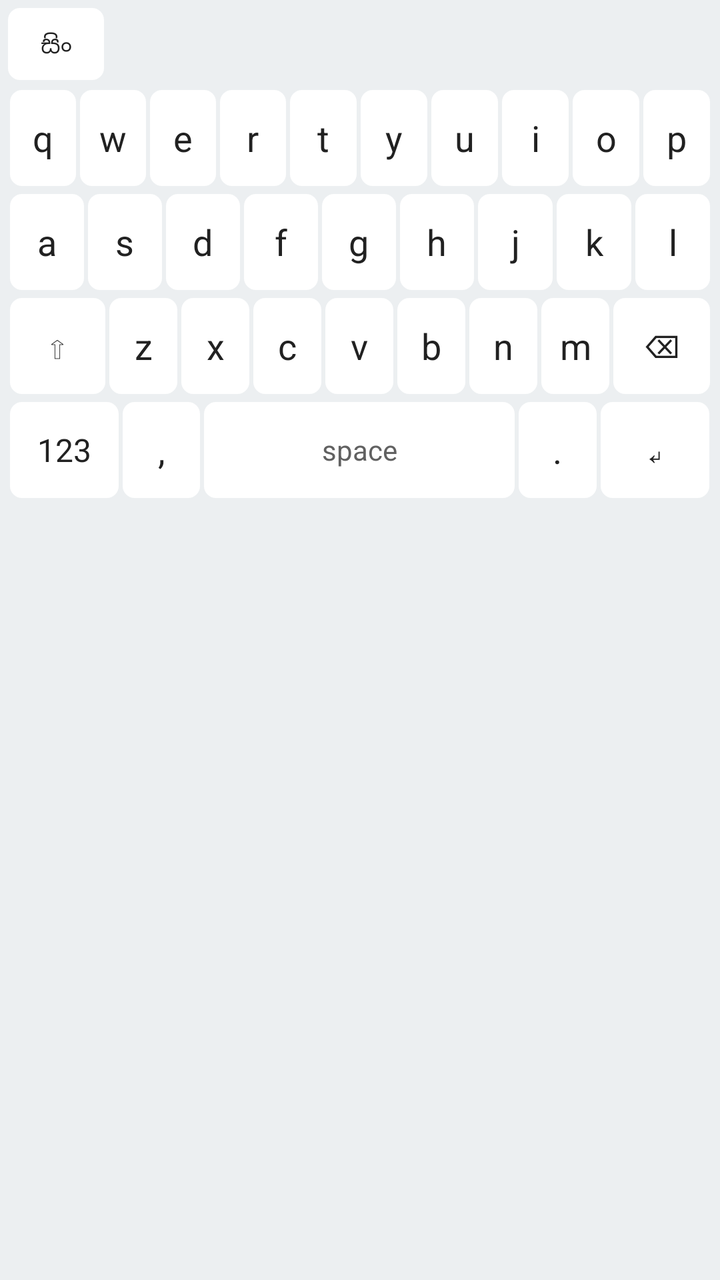
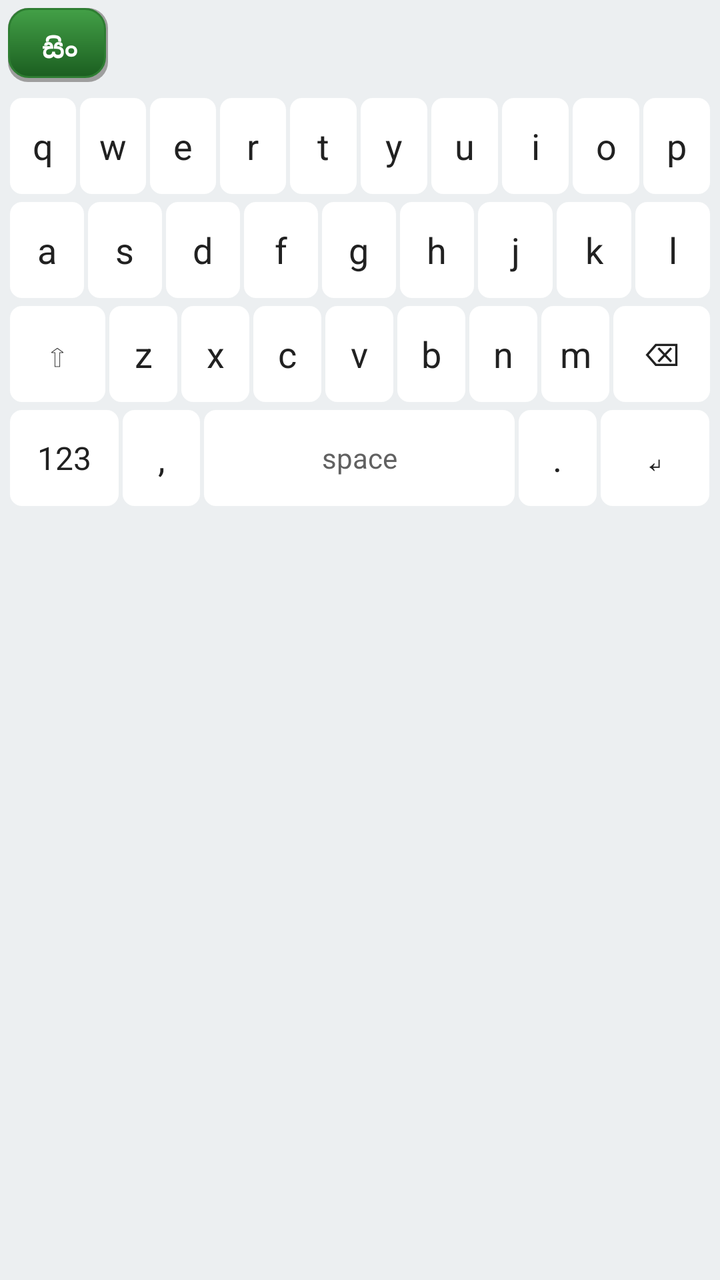

Screens rendered from an Android XML layout before and after an edit, with the pre-edit source and the edit as a unified diff.
<!-- AndroidManifest.xml: application theme Theme.SinhalaKeyboard -->
<!-- res/layout/keyboard_view.xml -->
<?xml version="1.0" encoding="utf-8"?>
<LinearLayout xmlns:android="http://schemas.android.com/apk/res/android"
    android:layout_width="match_parent"
    android:layout_height="wrap_content"
    android:background="#ECEFF1"
    android:orientation="vertical"
    android:padding="4dp">

    <LinearLayout
        android:layout_width="match_parent"
        android:layout_height="wrap_content"
        android:gravity="center_vertical"
        android:orientation="horizontal"
        android:paddingBottom="4dp">

        <TextView
            android:id="@+id/btnLang"
            android:layout_width="wrap_content"
            android:layout_height="36dp"
            android:background="@drawable/key_bg"
            android:clickable="true"
            android:focusable="true"
            android:gravity="center"
            android:minWidth="48dp"
            android:paddingHorizontal="8dp"
            android:text="@string/mode_sinhala"
            android:textColor="#212121"
            android:textSize="12sp" />

        <TextView
            android:id="@+id/btnFix"
            android:layout_width="wrap_content"
            android:layout_height="36dp"
            android:layout_marginStart="4dp"
            android:background="@drawable/key_bg"
            android:clickable="true"
            android:focusable="true"
            android:gravity="center"
            android:minWidth="40dp"
            android:paddingHorizontal="8dp"
            android:text="@string/key_fix"
            android:textColor="#212121"
            android:textSize="12sp"
            android:visibility="gone" />

        <HorizontalScrollView
            android:layout_width="0dp"
            android:layout_height="wrap_content"
            android:layout_marginStart="8dp"
            android:layout_weight="1"
            android:scrollbars="none">

            <LinearLayout
                android:id="@+id/suggestionRow"
                android:layout_width="wrap_content"
                android:layout_height="wrap_content"
                android:gravity="center_vertical"
                android:orientation="horizontal" />
        </HorizontalScrollView>

        <ProgressBar
            android:id="@+id/progress"
            android:layout_width="24dp"
            android:layout_height="24dp"
            android:visibility="gone" />
    </LinearLayout>

    <LinearLayout
        android:layout_width="match_parent"
        android:layout_height="wrap_content"
        android:orientation="vertical">

        <LinearLayout style="@style/KeyboardRow">
            <TextView android:id="@+id/keyQ" style="@style/KeyText" android:text="q" />
            <TextView android:id="@+id/keyW" style="@style/KeyText" android:text="w" />
            <TextView android:id="@+id/keyE" style="@style/KeyText" android:text="e" />
            <TextView android:id="@+id/keyR" style="@style/KeyText" android:text="r" />
            <TextView android:id="@+id/keyT" style="@style/KeyText" android:text="t" />
            <TextView android:id="@+id/keyY" style="@style/KeyText" android:text="y" />
            <TextView android:id="@+id/keyU" style="@style/KeyText" android:text="u" />
            <TextView android:id="@+id/keyI" style="@style/KeyText" android:text="i" />
            <TextView android:id="@+id/keyO" style="@style/KeyText" android:text="o" />
            <TextView android:id="@+id/keyP" style="@style/KeyText" android:text="p" />
        </LinearLayout>

        <LinearLayout style="@style/KeyboardRow">
            <TextView android:id="@+id/keyA" style="@style/KeyText" android:text="a" />
            <TextView android:id="@+id/keyS" style="@style/KeyText" android:text="s" />
            <TextView android:id="@+id/keyD" style="@style/KeyText" android:text="d" />
            <TextView android:id="@+id/keyF" style="@style/KeyText" android:text="f" />
            <TextView android:id="@+id/keyG" style="@style/KeyText" android:text="g" />
            <TextView android:id="@+id/keyH" style="@style/KeyText" android:text="h" />
            <TextView android:id="@+id/keyJ" style="@style/KeyText" android:text="j" />
            <TextView android:id="@+id/keyK" style="@style/KeyText" android:text="k" />
            <TextView android:id="@+id/keyL" style="@style/KeyText" android:text="l" />
        </LinearLayout>

        <LinearLayout style="@style/KeyboardRow">
            <TextView android:id="@+id/keyShift" style="@style/KeyTextWide" android:text="⇧" />
            <TextView android:id="@+id/keyZ" style="@style/KeyText" android:text="z" />
            <TextView android:id="@+id/keyX" style="@style/KeyText" android:text="x" />
            <TextView android:id="@+id/keyC" style="@style/KeyText" android:text="c" />
            <TextView android:id="@+id/keyV" style="@style/KeyText" android:text="v" />
            <TextView android:id="@+id/keyB" style="@style/KeyText" android:text="b" />
            <TextView android:id="@+id/keyN" style="@style/KeyText" android:text="n" />
            <TextView android:id="@+id/keyM" style="@style/KeyText" android:text="m" />
            <TextView android:id="@+id/keyBackspace" style="@style/KeyTextWide" android:text="⌫" />
        </LinearLayout>

        <LinearLayout style="@style/KeyboardRow">
            <TextView android:id="@+id/keyNumbers" style="@style/KeyTextWide" android:text="123" />
            <TextView android:id="@+id/keyComma" style="@style/KeyText" android:text="," />
            <TextView android:id="@+id/keySpace" style="@style/KeyTextSpace" android:text="space" />
            <TextView android:id="@+id/keyPeriod" style="@style/KeyText" android:text="." />
            <TextView android:id="@+id/keyEnter" style="@style/KeyTextWide" android:text="↵" />
        </LinearLayout>
    </LinearLayout>
</LinearLayout>
<!-- resources referenced by this layout -->
<resources>
  <!-- drawable key_bg (drawable) -->
  <?xml version="1.0" encoding="utf-8"?>
  <ripple xmlns:android="http://schemas.android.com/apk/res/android"
      android:color="#B0BEC5">
      <item>
          <shape android:shape="rectangle">
              <solid android:color="#FFFFFF" />
              <corners android:radius="6dp" />
          </shape>
      </item>
  </ripple>
  <string name="key_fix">Fix</string>
  <string name="mode_sinhala">සිං</string>
  <style name="KeyText">
          <item name="android:layout_width">0dp</item>
          <item name="android:layout_height">48dp</item>
          <item name="android:layout_weight">1</item>
          <item name="android:layout_margin">1dp</item>
          <item name="android:gravity">center</item>
          <item name="android:textSize">18sp</item>
          <item name="android:textColor">#212121</item>
          <item name="android:background">@drawable/key_bg</item>
          <item name="android:clickable">true</item>
          <item name="android:focusable">true</item>
      </style>
  <style name="KeyTextSpace">
          <item name="android:layout_width">0dp</item>
          <item name="android:layout_height">48dp</item>
          <item name="android:layout_weight">4</item>
          <item name="android:layout_margin">1dp</item>
          <item name="android:gravity">center</item>
          <item name="android:textSize">14sp</item>
          <item name="android:textColor">#616161</item>
          <item name="android:background">@drawable/key_bg</item>
          <item name="android:clickable">true</item>
          <item name="android:focusable">true</item>
      </style>
  <style name="KeyTextWide">
          <item name="android:layout_width">0dp</item>
          <item name="android:layout_height">48dp</item>
          <item name="android:layout_weight">1.4</item>
          <item name="android:layout_margin">1dp</item>
          <item name="android:gravity">center</item>
          <item name="android:textSize">16sp</item>
          <item name="android:textColor">#212121</item>
          <item name="android:background">@drawable/key_bg</item>
          <item name="android:clickable">true</item>
          <item name="android:focusable">true</item>
      </style>
  <style name="KeyboardRow">
          <item name="android:layout_width">match_parent</item>
          <item name="android:layout_height">wrap_content</item>
          <item name="android:orientation">horizontal</item>
          <item name="android:gravity">center</item>
          <item name="android:layout_marginBottom">2dp</item>
      </style>
  <style name="Theme.SinhalaKeyboard" parent="Theme.MaterialComponents.DayNight.DarkActionBar" />
</resources>

<!-- the commit's change to res/layout/keyboard_view.xml (unified diff, before → after) -->
@@ -1,5 +1,6 @@
 <?xml version="1.0" encoding="utf-8"?>
 <LinearLayout xmlns:android="http://schemas.android.com/apk/res/android"
+    android:id="@+id/keyboardRoot"
     android:layout_width="match_parent"
     android:layout_height="wrap_content"
     android:background="#ECEFF1"
@@ -16,31 +17,33 @@
         <TextView
             android:id="@+id/btnLang"
             android:layout_width="wrap_content"
-            android:layout_height="36dp"
-            android:background="@drawable/key_bg"
+            android:layout_height="40dp"
+            android:background="@drawable/btn_3d_light"
+            android:clickable="true"
+            android:focusable="true"
+            android:gravity="center"
+            android:minWidth="52dp"
+            android:paddingHorizontal="12dp"
+            android:text="@string/mode_sinhala"
+            android:textColor="#FFFFFF"
+            android:textSize="13sp"
+            android:textStyle="bold" />
+
+        <TextView
+            android:id="@+id/btnFix"
+            android:layout_width="wrap_content"
+            android:layout_height="40dp"
+            android:layout_marginStart="6dp"
+            android:background="@drawable/btn_3d_light"
             android:clickable="true"
             android:focusable="true"
             android:gravity="center"
             android:minWidth="48dp"
-            android:paddingHorizontal="8dp"
-            android:text="@string/mode_sinhala"
-            android:textColor="#212121"
-            android:textSize="12sp" />
-
-        <TextView
-            android:id="@+id/btnFix"
-            android:layout_width="wrap_content"
-            android:layout_height="36dp"
-            android:layout_marginStart="4dp"
-            android:background="@drawable/key_bg"
-            android:clickable="true"
-            android:focusable="true"
-            android:gravity="center"
-            android:minWidth="40dp"
-            android:paddingHorizontal="8dp"
+            android:paddingHorizontal="12dp"
             android:text="@string/key_fix"
-            android:textColor="#212121"
-            android:textSize="12sp"
+            android:textColor="#FFFFFF"
+            android:textSize="13sp"
+            android:textStyle="bold"
             android:visibility="gone" />
 
         <HorizontalScrollView
<!-- resource entries referenced after the edit -->
@@ -1,5 +1,27 @@
 <!-- resources referenced by this layout -->
 <resources>
+  <!-- drawable btn_3d_light (drawable) -->
+  <?xml version="1.0" encoding="utf-8"?>
+  <layer-list xmlns:android="http://schemas.android.com/apk/res/android">
+      <item android:bottom="3dp" android:right="2dp">
+          <shape android:shape="rectangle">
+              <solid android:color="#9E9E9E" />
+              <corners android:radius="10dp" />
+          </shape>
+      </item>
+      <item android:bottom="5dp" android:right="3dp">
+          <shape android:shape="rectangle">
+              <gradient
+                  android:angle="270"
+                  android:endColor="#1B5E20"
+                  android:startColor="#43A047" />
+              <corners android:radius="10dp" />
+              <stroke
+                  android:width="1dp"
+                  android:color="#2E7D32" />
+          </shape>
+      </item>
+  </layer-list>
   <!-- drawable key_bg (drawable) -->
   <?xml version="1.0" encoding="utf-8"?>
   <ripple xmlns:android="http://schemas.android.com/apk/res/android"
